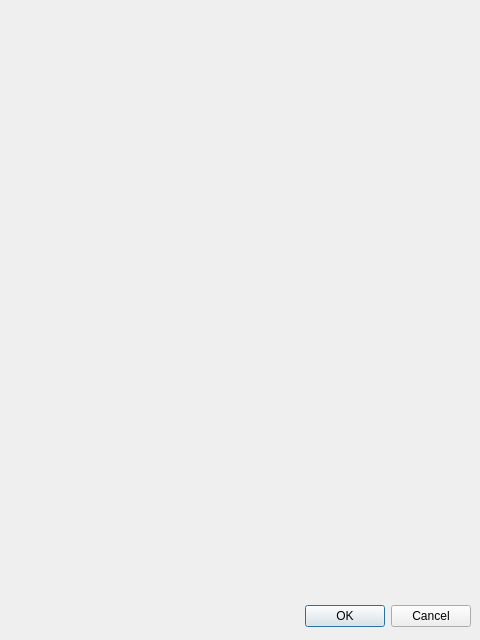
The window that vkconfig/dlgcustompaths.ui (LunarG/VulkanTools) describes before a commit, drawn with Qt 5.
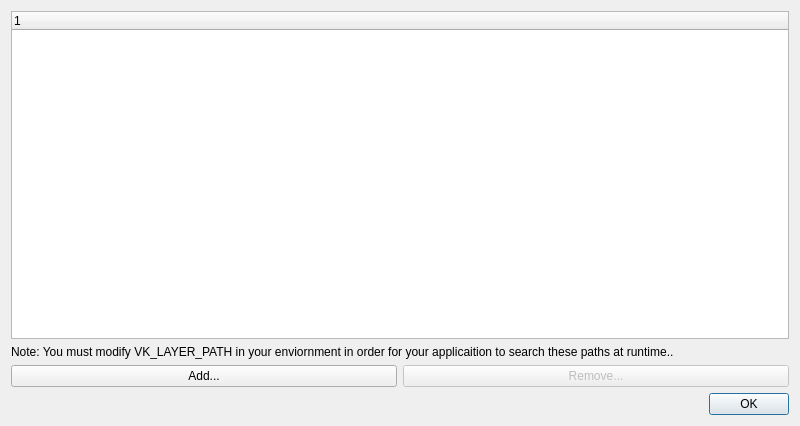
The same window after the commit.

Commit message: Mostly custom layer paths support

```diff
--- a/vkconfig/dlgcustompaths.ui
+++ b/vkconfig/dlgcustompaths.ui
@@ -5,29 +5,67 @@
    <rect>
     <x>0</x>
     <y>0</y>
-    <width>480</width>
-    <height>640</height>
+    <width>800</width>
+    <height>426</height>
    </rect>
   </property>
+  <property name="minimumSize">
+   <size>
+    <width>800</width>
+    <height>425</height>
+   </size>
+  </property>
   <property name="windowTitle">
    <string>Dialog</string>
   </property>
-  <widget name="buttonBox" class="QDialogButtonBox">
-   <property name="geometry">
-    <rect>
-     <x>10</x>
-     <y>600</y>
-     <width>461</width>
-     <height>32</height>
-    </rect>
-   </property>
-   <property name="orientation">
-    <enum>Qt::Horizontal</enum>
-   </property>
-   <property name="standardButtons">
-    <set>QDialogButtonBox::Cancel|QDialogButtonBox::Ok</set>
-   </property>
-  </widget>
+  <layout class="QGridLayout" name="gridLayout">
+   <item row="3" column="0" colspan="2">
+    <widget class="QDialogButtonBox" name="buttonBox">
+     <property name="orientation">
+      <enum>Qt::Horizontal</enum>
+     </property>
+     <property name="standardButtons">
+      <set>QDialogButtonBox::Ok</set>
+     </property>
+    </widget>
+   </item>
+   <item row="2" column="0">
+    <widget class="QPushButton" name="pushButtonAdd">
+     <property name="text">
+      <string>Add...</string>
+     </property>
+    </widget>
+   </item>
+   <item row="0" column="0" colspan="2">
+    <widget class="QTreeWidget" name="treeWidget">
+     <column>
+      <property name="text">
+       <string notr="true">1</string>
+      </property>
+     </column>
+    </widget>
+   </item>
+   <item row="2" column="1">
+    <widget class="QPushButton" name="pushButtonRemove">
+     <property name="enabled">
+      <bool>false</bool>
+     </property>
+     <property name="text">
+      <string>Remove...</string>
+     </property>
+    </widget>
+   </item>
+   <item row="1" column="0" colspan="2">
+    <widget class="QLabel" name="label">
+     <property name="text">
+      <string>Note: You must modify VK_LAYER_PATH in your enviornment in order for your applicaition to search these paths at runtime..</string>
+     </property>
+     <property name="wordWrap">
+      <bool>true</bool>
+     </property>
+    </widget>
+   </item>
+  </layout>
  </widget>
  <resources/>
  <connections>
```
Left out of the diff: 5 changed lines with no effect on the pictures. The commit also changes 11 other files.
